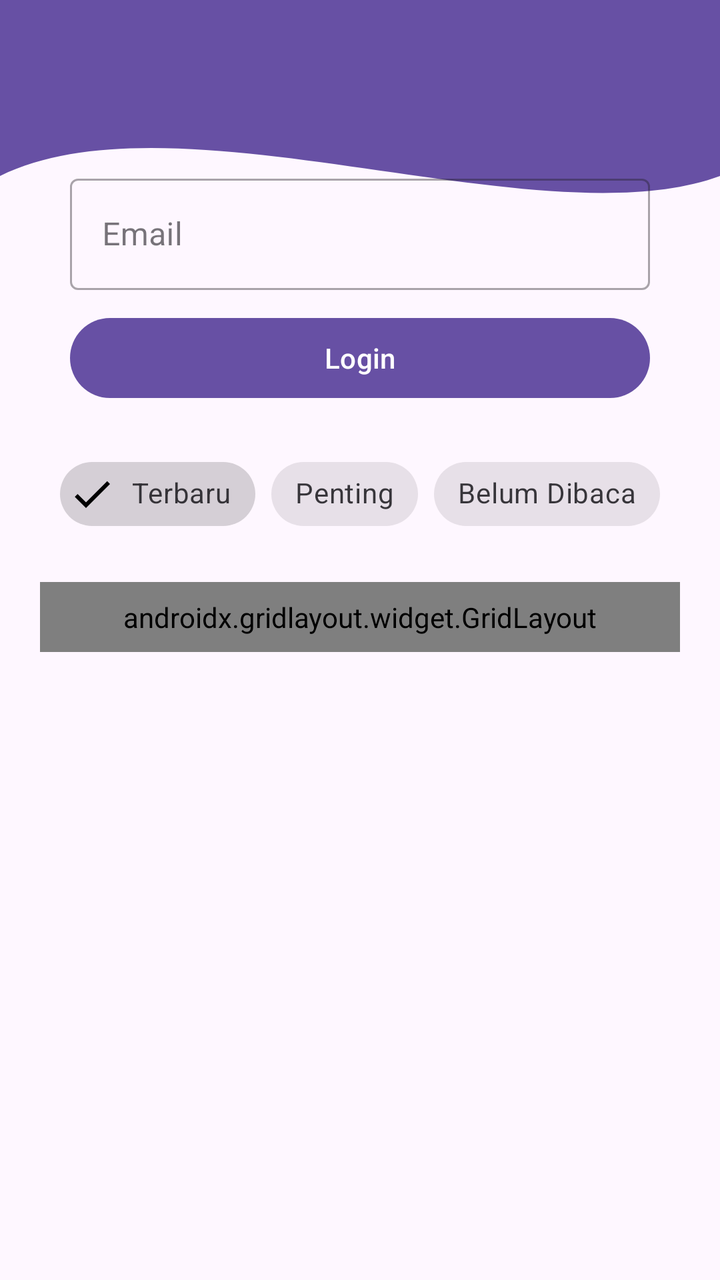
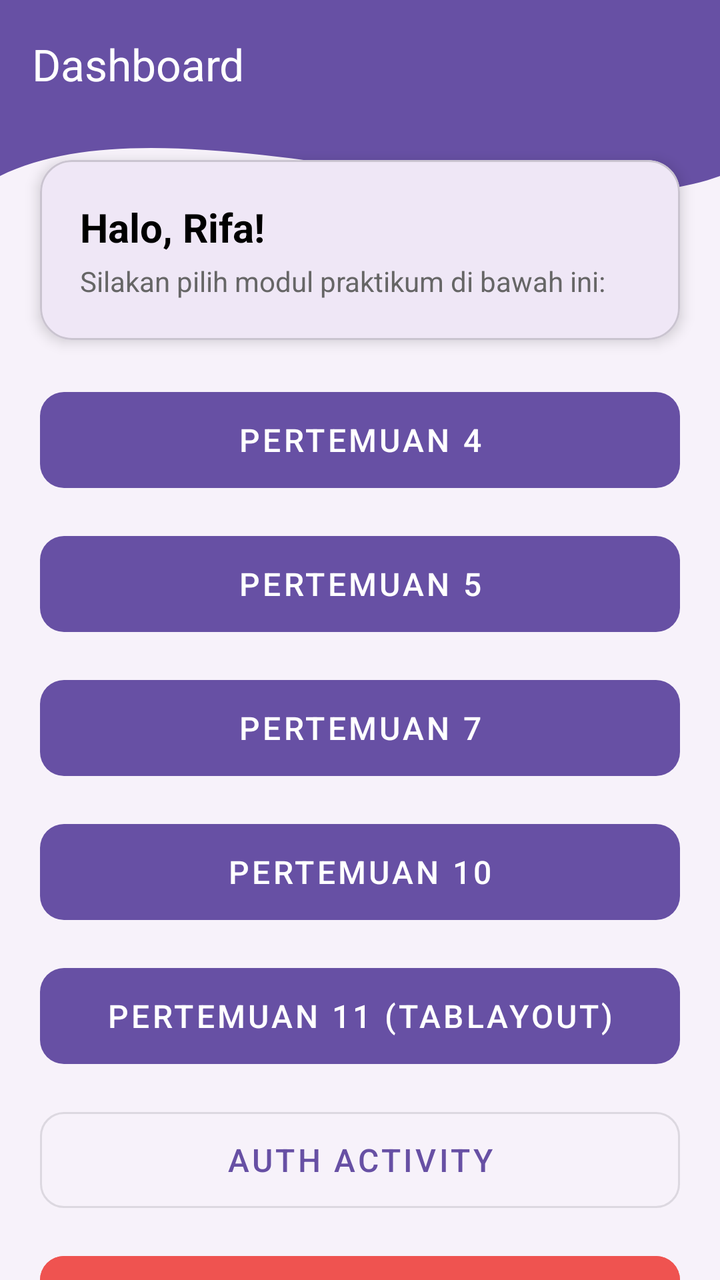

The first picture is an Android layout as it rendered before a commit; the second is the same layout after the commit. The layout source and the unified diff follow.
<!-- AndroidManifest.xml: application theme Theme.PratikumMobileRifa -->
<!-- res/layout/fragment_home.xml -->
<?xml version="1.0" encoding="utf-8"?>
<androidx.core.widget.NestedScrollView xmlns:android="http://schemas.android.com/apk/res/android"
    xmlns:app="http://schemas.android.com/apk/res-auto"
    xmlns:tools="http://schemas.android.com/tools"
    android:layout_width="match_parent"
    android:layout_height="match_parent"
    android:fillViewport="true"
    tools:context=".Home.HomeFragment">

    <androidx.constraintlayout.widget.ConstraintLayout
        android:layout_width="match_parent"
        android:layout_height="wrap_content"
        android:paddingBottom="32dp">

        <View
            android:id="@+id/background_header"
            android:layout_width="0dp"
            android:layout_height="220dp"
            android:background="@drawable/bg_header_wave"
            app:layout_constraintEnd_toEndOf="parent"
            app:layout_constraintStart_toStartOf="parent"
            app:layout_constraintTop_toTopOf="parent" />

        <androidx.appcompat.widget.Toolbar
            android:id="@+id/toolbar"
            android:layout_width="match_parent"
            android:layout_height="?attr/actionBarSize"
            android:background="@android:color/transparent"
            app:layout_constraintEnd_toEndOf="parent"
            app:layout_constraintStart_toStartOf="parent"
            app:layout_constraintTop_toTopOf="parent"
            app:subtitleTextColor="@android:color/white"
            app:titleTextColor="@android:color/white" />

        <com.google.android.material.textfield.TextInputLayout
            android:id="@+id/textInputLayout"
            style="@style/Widget.MaterialComponents.TextInputLayout.OutlinedBox"
            android:layout_width="match_parent"
            android:layout_height="wrap_content"
            android:layout_marginHorizontal="35dp"
            android:layout_marginTop="20dp"
            android:hint="Email"
            app:layout_constraintEnd_toEndOf="parent"
            app:layout_constraintStart_toStartOf="parent"
            app:layout_constraintTop_toBottomOf="@+id/toolbar">

            <com.google.android.material.textfield.TextInputEditText
                android:id="@+id/etEmail"
                android:layout_width="match_parent"
                android:layout_height="wrap_content"
                android:inputType="textEmailAddress" />
        </com.google.android.material.textfield.TextInputLayout>

        <com.google.android.material.button.MaterialButton
            android:id="@+id/btnLogin"
            android:layout_width="match_parent"
            android:layout_height="wrap_content"
            android:layout_marginHorizontal="35dp"
            android:layout_marginTop="10dp"
            android:text="Login"
            app:layout_constraintEnd_toEndOf="parent"
            app:layout_constraintStart_toStartOf="parent"
            app:layout_constraintTop_toBottomOf="@+id/textInputLayout" />

        <com.google.android.material.chip.ChipGroup
            android:id="@+id/chipGroupFilter"
            android:layout_width="wrap_content"
            android:layout_height="wrap_content"
            android:layout_marginTop="20dp"
            app:layout_constraintEnd_toEndOf="parent"
            app:layout_constraintStart_toStartOf="parent"
            app:layout_constraintTop_toBottomOf="@+id/btnLogin"
            app:singleSelection="true">

            <com.google.android.material.chip.Chip
                android:id="@+id/chipTerbaru"
                style="@style/Widget.MaterialComponents.Chip.Filter"
                android:layout_width="wrap_content"
                android:layout_height="wrap_content"
                android:checked="true"
                android:text="Terbaru" />

            <com.google.android.material.chip.Chip
                android:id="@+id/chipPenting"
                style="@style/Widget.MaterialComponents.Chip.Filter"
                android:layout_width="wrap_content"
                android:layout_height="wrap_content"
                android:text="Penting" />

            <com.google.android.material.chip.Chip
                android:id="@+id/chipBelumDibaca"
                style="@style/Widget.MaterialComponents.Chip.Filter"
                android:layout_width="wrap_content"
                android:layout_height="wrap_content"
                android:text="Belum Dibaca" />

        </com.google.android.material.chip.ChipGroup>

        <androidx.gridlayout.widget.GridLayout
            android:layout_width="0dp"
            android:layout_height="wrap_content"
            android:layout_marginHorizontal="20dp"
            android:layout_marginTop="20dp"
            android:padding="8dp"
            app:columnCount="3"
            app:layout_constraintEnd_toEndOf="parent"
            app:layout_constraintStart_toStartOf="parent"
            app:layout_constraintTop_toBottomOf="@+id/chipGroupFilter"
            app:useDefaultMargins="true">

            <com.google.android.material.button.MaterialButton
                android:id="@+id/btnMenu1"
                android:layout_width="0dp"
                android:layout_height="wrap_content"
                android:text="Menu 1"
                app:layout_columnWeight="1"
                app:layout_gravity="fill_horizontal" />

            <com.google.android.material.button.MaterialButton
                android:id="@+id/btnMenu2"
                android:layout_width="0dp"
                android:layout_height="wrap_content"
                android:text="Menu 2"
                app:layout_columnWeight="1"
                app:layout_gravity="fill_horizontal" />

            <com.google.android.material.button.MaterialButton
                android:id="@+id/btnMenu3"
                android:layout_width="0dp"
                android:layout_height="wrap_content"
                android:text="Menu 3"
                app:layout_columnWeight="1"
                app:layout_gravity="fill_horizontal" />

            <com.google.android.material.button.MaterialButton
                android:id="@+id/btnMenu4"
                android:layout_width="0dp"
                android:layout_height="wrap_content"
                android:text="Menu 4"
                app:layout_columnWeight="1"
                app:layout_gravity="fill_horizontal" />

            <com.google.android.material.button.MaterialButton
                android:id="@+id/btnMenu5"
                android:layout_width="0dp"
                android:layout_height="wrap_content"
                android:text="Menu 5"
                app:layout_columnWeight="1"
                app:layout_gravity="fill_horizontal" />

            <com.google.android.material.button.MaterialButton
                android:id="@+id/btnMenu6"
                android:layout_width="0dp"
                android:layout_height="wrap_content"
                android:text="Menu 6"
                app:layout_columnWeight="1"
                app:layout_gravity="fill_horizontal" />

        </androidx.gridlayout.widget.GridLayout>

    </androidx.constraintlayout.widget.ConstraintLayout>

</androidx.core.widget.NestedScrollView>
<!-- resources referenced by this layout -->
<resources>
  <!-- drawable bg_header_wave (drawable) -->
  <vector xmlns:android="http://schemas.android.com/apk/res/android"
      android:width="100dp"
      android:height="100dp"
      android:viewportWidth="100"
      android:viewportHeight="100">
      <path
          android:fillColor="?attr/colorPrimary"
          android:pathData="M0,0 L100,0 L100,40 C 75,55 25,20 0,40 Z" />
  </vector>
  <style name="Theme.PratikumMobileRifa" parent="Base.Theme.PratikumMobileRifa" />
  <style name="Base.Theme.PratikumMobileRifa" parent="Theme.Material3.DayNight.NoActionBar">
          
          
      </style>
</resources>

<!-- the commit's change to res/layout/fragment_home.xml (unified diff, before → after) -->
@@ -5,6 +5,7 @@
     android:layout_width="match_parent"
     android:layout_height="match_parent"
     android:fillViewport="true"
+    android:background="@color/bg_light"
     tools:context=".Home.HomeFragment">
 
     <androidx.constraintlayout.widget.ConstraintLayout
@@ -29,134 +30,128 @@
             app:layout_constraintEnd_toEndOf="parent"
             app:layout_constraintStart_toStartOf="parent"
             app:layout_constraintTop_toTopOf="parent"
-            app:subtitleTextColor="@android:color/white"
+            app:title="Dashboard"
             app:titleTextColor="@android:color/white" />
 
-        <com.google.android.material.textfield.TextInputLayout
-            android:id="@+id/textInputLayout"
-            style="@style/Widget.MaterialComponents.TextInputLayout.OutlinedBox"
-            android:layout_width="match_parent"
+        <com.google.android.material.card.MaterialCardView
+            android:id="@+id/cardWelcome"
+            android:layout_width="0dp"
             android:layout_height="wrap_content"
-            android:layout_marginHorizontal="35dp"
-            android:layout_marginTop="20dp"
-            android:hint="Email"
+            android:layout_marginHorizontal="20dp"
+            android:layout_marginTop="16dp"
+            app:cardCornerRadius="16dp"
+            app:cardElevation="4dp"
             app:layout_constraintEnd_toEndOf="parent"
             app:layout_constraintStart_toStartOf="parent"
-            app:layout_constraintTop_toBottomOf="@+id/toolbar">
+            app:layout_constraintTop_toBottomOf="@id/toolbar">
 
-            <com.google.android.material.textfield.TextInputEditText
-                android:id="@+id/etEmail"
+            <LinearLayout
                 android:layout_width="match_parent"
                 android:layout_height="wrap_content"
-                android:inputType="textEmailAddress" />
-        </com.google.android.material.textfield.TextInputLayout>
+                android:orientation="vertical"
+                android:padding="20dp">
 
-        <com.google.android.material.button.MaterialButton
-            android:id="@+id/btnLogin"
-            android:layout_width="match_parent"
-            android:layout_height="wrap_content"
-            android:layout_marginHorizontal="35dp"
-            android:layout_marginTop="10dp"
-            android:text="Login"
-            app:layout_constraintEnd_toEndOf="parent"
-            app:layout_constraintStart_toStartOf="parent"
-            app:layout_constraintTop_toBottomOf="@+id/textInputLayout" />
+                <TextView
+                    android:layout_width="wrap_content"
+                    android:layout_height="wrap_content"
+                    android:text="Halo, Rifa!"
+                    android:textColor="@color/black"
+                    android:textSize="20sp"
+                    android:textStyle="bold" />
 
-        <com.google.android.material.chip.ChipGroup
-            android:id="@+id/chipGroupFilter"
-            android:layout_width="wrap_content"
-            android:layout_height="wrap_content"
-            android:layout_marginTop="20dp"
-            app:layout_constraintEnd_toEndOf="parent"
-            app:layout_constraintStart_toStartOf="parent"
-            app:layout_constraintTop_toBottomOf="@+id/btnLogin"
-            app:singleSelection="true">
+                <TextView
+                    android:layout_width="wrap_content"
+                    android:layout_height="wrap_content"
+                    android:layout_marginTop="4dp"
+                    android:text="Silakan pilih modul praktikum di bawah ini:"
+                    android:textColor="#666666"
+                    android:textSize="14sp" />
 
-            <com.google.android.material.chip.Chip
-                android:id="@+id/chipTerbaru"
-                style="@style/Widget.MaterialComponents.Chip.Filter"
-                android:layout_width="wrap_content"
-                android:layout_height="wrap_content"
-                android:checked="true"
-                android:text="Terbaru" />
+            </LinearLayout>
+        </com.google.android.material.card.MaterialCardView>
 
-            <com.google.android.material.chip.Chip
-                android:id="@+id/chipPenting"
-                style="@style/Widget.MaterialComponents.Chip.Filter"
-                android:layout_width="wrap_content"
-                android:layout_height="wrap_content"
-                android:text="Penting" />
-
-            <com.google.android.material.chip.Chip
-                android:id="@+id/chipBelumDibaca"
-                style="@style/Widget.MaterialComponents.Chip.Filter"
-                android:layout_width="wrap_content"
-                android:layout_height="wrap_content"
-                android:text="Belum Dibaca" />
-
-        </com.google.android.material.chip.ChipGroup>
-
-        <androidx.gridlayout.widget.GridLayout
+        <LinearLayout
             android:layout_width="0dp"
             android:layout_height="wrap_content"
             android:layout_marginHorizontal="20dp"
             android:layout_marginTop="20dp"
-            android:padding="8dp"
-            app:columnCount="3"
+            android:orientation="vertical"
             app:layout_constraintEnd_toEndOf="parent"
             app:layout_constraintStart_toStartOf="parent"
-            app:layout_constraintTop_toBottomOf="@+id/chipGroupFilter"
-            app:useDefaultMargins="true">
+            app:layout_constraintTop_toBottomOf="@id/cardWelcome">
 
             <com.google.android.material.button.MaterialButton
-                android:id="@+id/btnMenu1"
-                android:layout_width="0dp"
-                android:layout_height="wrap_content"
-                android:text="Menu 1"
-                app:layout_columnWeight="1"
-                app:layout_gravity="fill_horizontal" />
+                android:id="@+id/btnToFourth"
+                style="@style/Widget.MaterialComponents.Button.UnelevatedButton"
+                android:layout_width="match_parent"
+                android:layout_height="60dp"
+                android:layout_marginBottom="12dp"
+                android:text="Pertemuan 4"
+                android:textSize="16sp"
+                app:cornerRadius="12dp" />
 
             <com.google.android.material.button.MaterialButton
-                android:id="@+id/btnMenu2"
-                android:layout_width="0dp"
-                android:layout_height="wrap_content"
-                android:text="Menu 2"
-                app:layout_columnWeight="1"
-                app:layout_gravity="fill_horizontal" />
+                android:id="@+id/btnToFifth"
+                style="@style/Widget.MaterialComponents.Button.UnelevatedButton"
+                android:layout_width="match_parent"
+                android:layout_height="60dp"
+                android:layout_marginBottom="12dp"
+                android:text="Pertemuan 5"
+                android:textSize="16sp"
+                app:cornerRadius="12dp" />
 
             <com.google.android.material.button.MaterialButton
-                android:id="@+id/btnMenu3"
-                android:layout_width="0dp"
-                android:layout_height="wrap_content"
-                android:text="Menu 3"
-                app:layout_columnWeight="1"
-                app:layout_gravity="fill_horizontal" />
+                android:id="@+id/btnToSeventh"
+                style="@style/Widget.MaterialComponents.Button.UnelevatedButton"
+                android:layout_width="match_parent"
+                android:layout_height="60dp"
+                android:layout_marginBottom="12dp"
+                android:text="Pertemuan 7"
+                android:textSize="16sp"
+                app:cornerRadius="12dp" />
 
             <com.google.android.material.button.MaterialButton
-                android:id="@+id/btnMenu4"
-                android:layout_width="0dp"
-                android:layout_height="wrap_content"
-                android:text="Menu 4"
-                app:layout_columnWeight="1"
-                app:layout_gravity="fill_horizontal" />
+                android:id="@+id/btnToPertemuan10"
+                style="@style/Widget.MaterialComponents.Button.UnelevatedButton"
+                android:layout_width="match_parent"
+                android:layout_height="60dp"
+                android:layout_marginBottom="12dp"
+                android:text="Pertemuan 10"
+                android:textSize="16sp"
+                app:cornerRadius="12dp" />
 
             <com.google.android.material.button.MaterialButton
-                android:id="@+id/btnMenu5"
-                android:layout_width="0dp"
-                android:layout_height="wrap_content"
-                android:text="Menu 5"
-                app:layout_columnWeight="1"
-                app:layout_gravity="fill_horizontal" />
+                android:id="@+id/btnToEleventh"
+                style="@style/Widget.MaterialComponents.Button.UnelevatedButton"
+                android:layout_width="match_parent"
+                android:layout_height="60dp"
+                android:layout_marginBottom="12dp"
+                android:text="Pertemuan 11 (TabLayout)"
+                android:textSize="16sp"
+                app:cornerRadius="12dp" />
 
             <com.google.android.material.button.MaterialButton
-                android:id="@+id/btnMenu6"
-                android:layout_width="0dp"
-                android:layout_height="wrap_content"
-                android:text="Menu 6"
-                app:layout_columnWeight="1"
-                app:layout_gravity="fill_horizontal" />
+                android:id="@+id/btnToAuth"
+                style="@style/Widget.MaterialComponents.Button.OutlinedButton"
+                android:layout_width="match_parent"
+                android:layout_height="60dp"
+                android:layout_marginBottom="12dp"
+                android:text="Auth Activity"
+                android:textSize="16sp"
+                app:cornerRadius="12dp" />
 
-        </androidx.gridlayout.widget.GridLayout>
+            <com.google.android.material.button.MaterialButton
+                android:id="@+id/btnLogout"
+                style="@style/Widget.MaterialComponents.Button.UnelevatedButton"
+                android:layout_width="match_parent"
+                android:layout_height="60dp"
+                android:backgroundTint="#EF5350"
+                android:text="Logout"
+                android:textSize="16sp"
+                app:backgroundTint="#EF5350"
+                app:cornerRadius="12dp" />
+
+        </LinearLayout>
 
     </androidx.constraintlayout.widget.ConstraintLayout>
 
<!-- resource entries referenced after the edit -->
@@ -1,5 +1,7 @@
 <!-- resources referenced by this layout -->
 <resources>
+  <color name="bg_light">#F7F2FA</color>
+  <color name="black">#FF000000</color>
   <!-- drawable bg_header_wave (drawable) -->
   <vector xmlns:android="http://schemas.android.com/apk/res/android"
       android:width="100dp"
